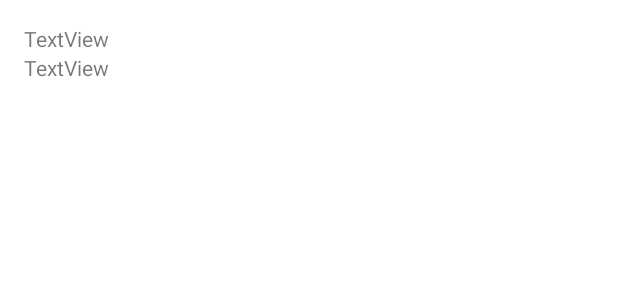
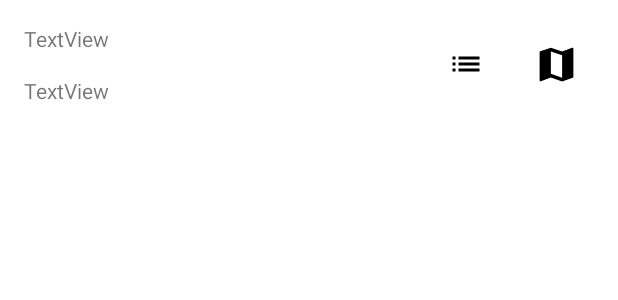
Before and after one commit to FeeChier/Easyshopv0.1, an Android app: the layout list_item_single.xml on its own in the app's theme, with its tools: preview values and no code run, on a phone screen of 412 x 824 dp. Shown: the top 300 px of the screen. Run offline under Robolectric (Android 15) with nearby library versions, the phone set to English and light mode, and no system bars.

Commit message:
Firebase opé

```diff
--- a/app/src/main/AndroidManifest.xml
+++ b/app/src/main/AndroidManifest.xml
@@ -9,6 +9,7 @@
         android:roundIcon="@mipmap/ic_launcher_round"
         android:supportsRtl="true"
         android:theme="@style/Theme.Easyshop">
+        <activity android:name=".MainActivity2"></activity>
         <activity android:name=".MainActivity">
             <intent-filter>
                 <action android:name="android.intent.action.MAIN" />
--- a/app/src/main/java/com/example/easyshop/MainActivity.java
+++ b/app/src/main/java/com/example/easyshop/MainActivity.java
@@ -55,6 +55,7 @@ public class MainActivity extends AppCompatActivity {
 
         BottomNavigationView bottomNav = findViewById(R.id.bottom_navigation);
         bottomNav.setOnNavigationItemSelectedListener(navListener);
+
         }
         private BottomNavigationView.OnNavigationItemSelectedListener navListener =
                 new BottomNavigationView.OnNavigationItemSelectedListener() {
--- /dev/null
+++ b/app/src/main/res/drawable/ic_baseline_list_24.xml
@@ -0,0 +1,11 @@
+<vector xmlns:android="http://schemas.android.com/apk/res/android"
+    android:width="24dp"
+    android:height="24dp"
+    android:viewportWidth="24"
+    android:viewportHeight="24"
+    android:tint="?attr/colorControlNormal"
+    android:autoMirrored="true">
+  <path
+      android:fillColor="@android:color/black"
+      android:pathData="M3,13h2v-2L3,11v2zM3,17h2v-2L3,15v2zM3,9h2L5,7L3,7v2zM7,13h14v-2L7,11v2zM7,17h14v-2L7,15v2zM7,7v2h14L21,7L7,7z"/>
+</vector>
--- /dev/null
+++ b/app/src/main/res/drawable/ic_baseline_map_24.xml
@@ -0,0 +1,10 @@
+<vector xmlns:android="http://schemas.android.com/apk/res/android"
+    android:width="24dp"
+    android:height="24dp"
+    android:viewportWidth="24"
+    android:viewportHeight="24"
+    android:tint="?attr/colorControlNormal">
+  <path
+      android:fillColor="@android:color/black"
+      android:pathData="M20.5,3l-0.16,0.03L15,5.1 9,3 3.36,4.9c-0.21,0.07 -0.36,0.25 -0.36,0.48V20.5c0,0.28 0.22,0.5 0.5,0.5l0.16,-0.03L9,18.9l6,2.1 5.64,-1.9c0.21,-0.07 0.36,-0.25 0.36,-0.48V3.5c0,-0.28 -0.22,-0.5 -0.5,-0.5zM15,19l-6,-2.11V5l6,2.11V19z"/>
+</vector>
--- a/app/src/main/res/layout/list_item_single.xml
+++ b/app/src/main/res/layout/list_item_single.xml
@@ -18,8 +18,38 @@
         android:id="@+id/list_adress"
         android:layout_width="wrap_content"
         android:layout_height="wrap_content"
+        android:layout_marginTop="15dp"
         android:text="TextView"
         app:layout_constraintBottom_toBottomOf="parent"
         app:layout_constraintStart_toStartOf="@+id/list_name"
         app:layout_constraintTop_toBottomOf="@+id/list_name" />
+
+    <Button
+        android:id="@+id/button"
+        android:layout_width="49dp"
+        android:layout_height="36dp"
+        android:layout_marginEnd="64dp"
+        android:background="?android:attr/selectableItemBackground"
+        app:icon="@drawable/ic_baseline_list_24"
+        app:iconTint="#000000"
+        app:layout_constraintBottom_toBottomOf="parent"
+        app:layout_constraintEnd_toEndOf="parent"
+        app:layout_constraintTop_toTopOf="parent"
+        app:layout_constraintVertical_bias="0.485" />
+
+    <Button
+        android:id="@+id/button3"
+        android:layout_width="51dp"
+        android:layout_height="35dp"
+        android:layout_marginStart="8dp"
+        android:background="?android:attr/selectableItemBackground"
+        app:icon="@drawable/ic_baseline_map_24"
+        app:iconSize="30sp"
+        app:iconTint="#000000"
+        app:layout_constraintBottom_toBottomOf="@+id/button"
+        app:layout_constraintStart_toEndOf="@+id/button"
+        app:layout_constraintTop_toTopOf="@+id/button"
+        app:layout_constraintVertical_bias="0.486" />
+
+
 </androidx.constraintlayout.widget.ConstraintLayout>
```
Also changed, not shown: app/src/main/java/com/example/easyshop/MainActivity2.java (added, +14 -0 lines), app/src/main/res/layout/activity_main.xml (+19 -3 lines), app/src/main/res/layout/activity_main2.xml (added, +10 -0 lines).
